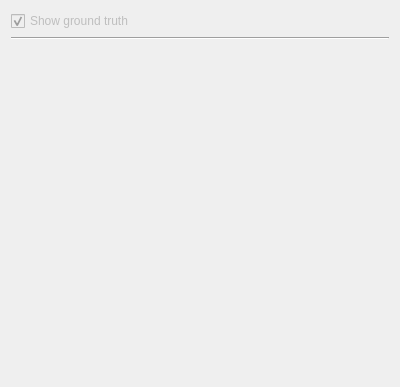
Before: the Qt Designer form code/src/lib/visualization/EvaluatorControl.ui in jmaye/curb-detection, drawn with Qt 5.
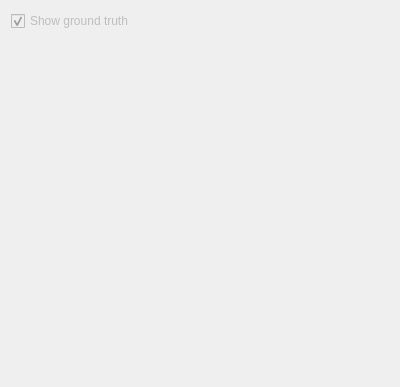
After: the same form once the commit is applied.

```diff
--- a/code/src/lib/visualization/EvaluatorControl.ui
+++ b/code/src/lib/visualization/EvaluatorControl.ui
@@ -31,13 +31,6 @@
      </item>
     </layout>
    </item>
-   <item>
-    <widget class="Line" name="line_2">
-     <property name="orientation">
-      <enum>Qt::Horizontal</enum>
-     </property>
-    </widget>
-   </item>
    <item>
     <spacer name="verticalSpacer">
      <property name="orientation">
```
